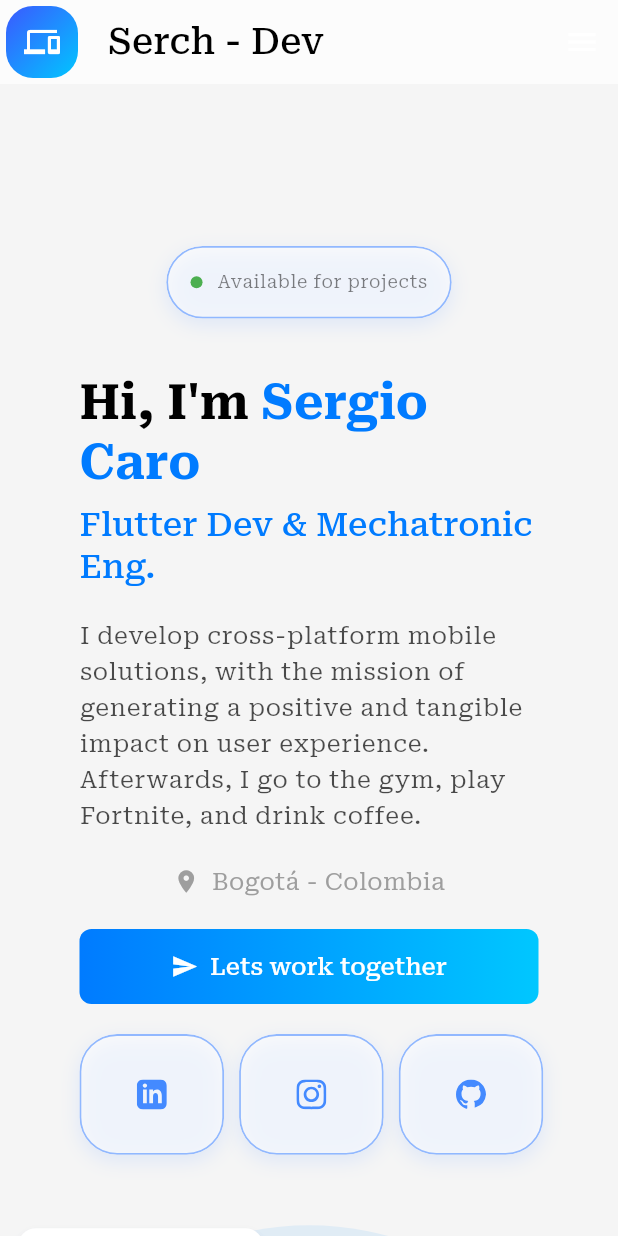
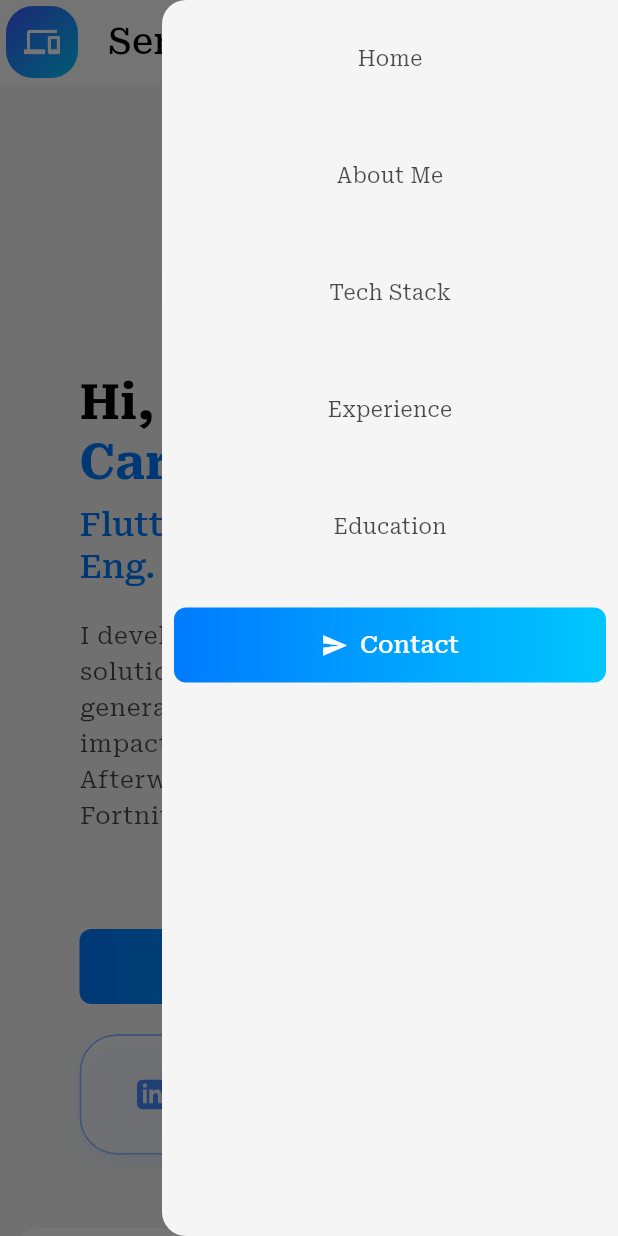
Before and after one commit to sergioc12r/sergio_web, a Flutter app: the screen it shows after launch, with the side drawer open (before the commit the screen has no drawer), on a phone screen of 412 x 824 dp. Run offline on Flutter 3.47's test engine with Material 3 defaults, Android fonts, the phone set to English and light mode, and no system bars; our stand-ins replace cloud_firestore, firebase_core, flutter_riverpod, flutter_svg, lottie; accounts and stored records are empty; generated files the repository leaves out were written again; network calls fail; project files that could hold a hidden picture were left out.

Commit message:
[Drawer] - Add Drawer Menu and options

```diff
--- /dev/null
+++ b/lib/app_bar/cu_drawer_menu.dart
@@ -0,0 +1,23 @@
+import 'package:flutter/material.dart';
+import 'package:sergio_web/app_bar/model/app_bar_action_model.dart';
+
+class CUDrawerMenu extends StatelessWidget {
+  const CUDrawerMenu({super.key, required this.actions});
+
+  final List<AppBarActionModel> actions;
+
+  @override
+  Widget build(BuildContext context) {
+    return Drawer(
+      child: ListView(
+        padding: EdgeInsets.zero,
+        children: List.generate(actions.length, (index){
+          return Padding(
+            padding: const EdgeInsets.symmetric(vertical: 15, horizontal: 8),
+            child: actions.elementAt(index).child,
+          );
+        }),
+      ),
+    );
+  }
+}
--- /dev/null
+++ b/lib/app_bar/model/app_bar_action_model.dart
@@ -0,0 +1,9 @@
+import 'package:flutter/material.dart';
+
+/// Model to manage app bar action buttons and tap functions
+class AppBarActionModel {
+  final String title;
+  final Widget child;
+
+  const AppBarActionModel({required this.title, required this.child});
+}
--- a/lib/common/widgets/cu_gradient_button.dart
+++ b/lib/common/widgets/cu_gradient_button.dart
@@ -1,7 +1,7 @@
 import 'package:flutter/material.dart';
 
-class CuGradientButton extends StatelessWidget {
-  CuGradientButton({super.key, required this.callback, required this.title});
+class CUGradientButton extends StatelessWidget {
+  CUGradientButton({super.key, required this.callback, required this.title});
 
   final Function() callback;
   final String title;
--- a/lib/contact/ui/send_me_message_form.dart
+++ b/lib/contact/ui/send_me_message_form.dart
@@ -119,7 +119,7 @@ class _SendMeMessageFormState extends State<SendMeMessageForm> {
                     validator: (value) => _validateRequired(value, strings),
                   ),
                   const SizedBox(height: 24),
-                  CuGradientButton(callback: (){
+                  CUGradientButton(callback: (){
                     _submitForm(strings);
                   } , title: strings.contact_form_send_button_label),
                 ],
--- a/lib/home/ui/screen/home_screen.dart
+++ b/lib/home/ui/screen/home_screen.dart
@@ -1,14 +1,20 @@
 import 'dart:async';
 import 'package:flutter/material.dart';
+import 'package:flutter/scheduler.dart';
 import 'package:sergio_web/about_me/ui/about_me_form.dart';
 import 'package:sergio_web/app_bar/cu_app_bar.dart';
+import 'package:sergio_web/app_bar/cu_drawer_menu.dart';
+import 'package:sergio_web/app_bar/model/app_bar_action_model.dart';
+import 'package:sergio_web/common/widgets/cu_gradient_button.dart';
 import 'package:sergio_web/common/widgets/cu_reveal_animation.dart';
+import 'package:sergio_web/common/widgets/cu_transparent_button.dart';
 import 'package:sergio_web/contact/ui/contact_me_form.dart';
 import 'package:sergio_web/education/ui/education_form.dart';
 import 'package:sergio_web/experience/ui/experience_form.dart';
 import 'package:sergio_web/footer/ui/footer.dart';
 import 'package:sergio_web/profile/ui/profile_form.dart';
 import 'package:sergio_web/tech_stack/ui/tech_stack_form.dart';
+import 'package:flutter_gen/gen_l10n/app_localizations.dart';
 
 class HomeScreen extends StatefulWidget {
   const HomeScreen({super.key});
@@ -31,6 +37,9 @@ class _HomeScreenState extends State<HomeScreen> {
   final GlobalKey _experienceKey = GlobalKey();
   final GlobalKey _educationKey = GlobalKey();
   final GlobalKey _contactKey = GlobalKey();
+
+  /// double size to change the appBar
+  final double _appBarSize = 800.0;
 
   @override
   void initState() {
@@ -56,6 +65,10 @@ class _HomeScreenState extends State<HomeScreen> {
   @override
   Widget build(BuildContext context) {
     const double spacing = 100;
+    final screenWidth = MediaQuery.of(context).size.width;
+    final isLargeScreen = screenWidth >= _appBarSize;
+    final strings = AppLocalizations.of(context)!;
+
     return Scaffold(
       body: NotificationListener<ScrollNotification>(
         onNotification: _handleScrollNotification,
@@ -63,7 +76,10 @@ class _HomeScreenState extends State<HomeScreen> {
           scrollDirection: Axis.vertical,
           controller: _scrollController,
           slivers: <Widget>[
-            CUAppBar(),
+            CUAppBar(
+              largeScreen: isLargeScreen,
+              actionItems: _mapItems(strings,false),
+            ),
             const SliverToBoxAdapter(
               child: SizedBox(height: spacing),
             ),
@@ -86,7 +102,7 @@ class _HomeScreenState extends State<HomeScreen> {
                 child: RevealAnimator(
                     widgetKey: _aboutMeKey,
                     scrollStream: _scrollStreamController.stream,
-                    revealOffset: MediaQuery.of(context).size.height * 0.8,
+                    revealOffset: MediaQuery.of(context).size.height * 0.9,
                     child: AboutMeForm()),
               ),
             ),
@@ -100,7 +116,7 @@ class _HomeScreenState extends State<HomeScreen> {
                 child: RevealAnimator(
                     widgetKey: _textStackKey,
                     scrollStream: _scrollStreamController.stream,
-                    revealOffset: MediaQuery.of(context).size.height * 0.8,
+                    revealOffset: MediaQuery.of(context).size.height * 0.9,
                     child: TextStackForm()),
               ),
             ),
@@ -114,7 +130,7 @@ class _HomeScreenState extends State<HomeScreen> {
                 child: RevealAnimator(
                     widgetKey: _experienceKey,
                     scrollStream: _scrollStreamController.stream,
-                    revealOffset: MediaQuery.of(context).size.height * 0.8,
+                    revealOffset: MediaQuery.of(context).size.height * 0.9,
                     child: ExperienceForm()),
               ),
             ),
@@ -128,7 +144,7 @@ class _HomeScreenState extends State<HomeScreen> {
                 child: RevealAnimator(
                     widgetKey: _educationKey,
                     scrollStream: _scrollStreamController.stream,
-                    revealOffset: MediaQuery.of(context).size.height * 0.8,
+                    revealOffset: MediaQuery.of(context).size.height * 0.9,
                     child: EducationForm()),
               ),
             ),
@@ -142,7 +158,7 @@ class _HomeScreenState extends State<HomeScreen> {
                 child: RevealAnimator(
                     widgetKey: _contactKey,
                     scrollStream: _scrollStreamController.stream,
-                    revealOffset: MediaQuery.of(context).size.height * 0.8,
+                    revealOffset: MediaQuery.of(context).size.height * 0.9,
                     child: ContactMeForm()),
               ),
             ),
@@ -155,6 +171,12 @@ class _HomeScreenState extends State<HomeScreen> {
           ],
         ),
       ),
+      endDrawer: isLargeScreen
+          ? null
+          : CUDrawerMenu(
+              actions: _mapItems(strings, true),
+            ),
+      endDrawerEnableOpenDragGesture: !isLargeScreen,
     );
   }
 
@@ -174,7 +196,7 @@ class _HomeScreenState extends State<HomeScreen> {
 
     /// Get the scrollable render box
     final RenderBox scrollableRenderBox =
-        scrollableState.context.findRenderObject() as RenderBox;
+    scrollableState.context.findRenderObject() as RenderBox;
 
     /// Get global position in the scroll
     final Offset position = renderBox.localToGlobal(
@@ -182,11 +204,72 @@ class _HomeScreenState extends State<HomeScreen> {
       ancestor: scrollableRenderBox,
     );
 
+    /// calculate the offset
+    final double targetOffset = position.dy + _scrollController.offset;
+
     /// animate scroll
     _scrollController.animateTo(
-      position.dy,
+      targetOffset,
       duration: const Duration(milliseconds: 500),
       curve: Curves.easeInOut,
-    );
+    ).then((_){
+      SchedulerBinding.instance.addPostFrameCallback((_) {
+        debugPrint('loaded');
+      });
+    });
+  }
+
+  List<AppBarActionModel> _mapItems(AppLocalizations strings, bool withCloseDrawer) {
+    List<AppBarActionModel> items = [];
+    items.add(_buildBasicItem(
+        strings.profile_simple_title, () => _animateScroll(_profileKey),withCloseDrawer));
+    items.add(_buildBasicItem(
+        strings.about_me_title, () => _animateScroll(_aboutMeKey),withCloseDrawer));
+    items.add(_buildBasicItem(
+        strings.tech_stack_title, () => _animateScroll(_textStackKey),withCloseDrawer));
+    items.add(_buildBasicItem(
+        strings.simple_experience_title, () => _animateScroll(_experienceKey),withCloseDrawer));
+    items.add(_buildBasicItem(
+        strings.simple_education_title, () => _animateScroll(_educationKey),withCloseDrawer));
+    items.add(_buildButtonItem(
+        strings.simple_contact_title, () => _animateScroll(_contactKey),withCloseDrawer));
+    return items;
+  }
+
+  AppBarActionModel _buildBasicItem(String title, Function() onTap, bool withCloseDrawer) {
+    return AppBarActionModel(
+        title: title,
+        child: Builder(
+          builder: (innerContext) {
+            return CUTransparentButton(
+                onTap: (){
+                  onTap();
+                  if(withCloseDrawer){
+                    Scaffold.of(innerContext).closeEndDrawer();
+                  }
+                },
+                child: Padding(
+                  padding: const EdgeInsets.symmetric(horizontal: 8),
+                  child: Text(title, style: Theme.of(context).textTheme.bodyMedium),
+                ));
+          }
+        ));
+  }
+
+  AppBarActionModel _buildButtonItem(String title, Function() onTap,bool withCloseDrawer) {
+    return AppBarActionModel(
+        title: title,
+        child: Builder(
+          builder: (innerContext) {
+            return Container(
+                constraints: BoxConstraints(maxWidth: 140),
+                child: CUGradientButton(callback: (){
+                  onTap();
+                  if(withCloseDrawer){
+                    Scaffold.of(innerContext).closeEndDrawer();
+                  }
+                }, title: title));
+          }
+        ));
   }
 }
--- a/lib/l10n/app_en.arb
+++ b/lib/l10n/app_en.arb
@@ -18,6 +18,7 @@
   "profile_subtitle" : "Flutter Dev & Mechatronic Eng.",
   "profile_description" : "I develop cross-platform mobile solutions, with the mission of generating a positive and tangible impact on user experience. Afterwards, I go to the gym, play Fortnite, and drink coffee.",
   "profile_button" : "Lets work together",
+  "profile_simple_title" : "Home",
 
   "footer_title" : "Flutter Developer",
   "footer_final_text" : "© 2025 By Sergio Caro, Made with 💗 and Flutter",
@@ -26,15 +27,20 @@
   "footer_location" : "Bogotá, Colombia",
 
   "experience_title" : "Work Experience",
+  "simple_experience_title" : "Experience",
   "experience_subtitle" : "My experience in mobile development",
   "experience_current" : "Current",
 
+  "about_me_title" : "About Me",
+
   "education_title" : "Education and Certificates",
+  "simple_education_title" : "Education",
   "education_subtitle" : "Academic education and continuous learning",
 
   "tech_stack_title" : "Tech Stack",
 
   "contact_title" : "Do you have a project?",
+  "simple_contact_title" : "Contact",
   "contact_sub_title" : "I'm available for freelance projects and collaborations. Let's talk!",
   "contact_info_title" : "Contact Information",
   "contact_info_email" : "Email",
--- a/lib/l10n/app_es.arb
+++ b/lib/l10n/app_es.arb
@@ -18,6 +18,7 @@
   "profile_subtitle" : "Flutter Dev & Ingeniero Mecatrónico",
   "profile_description" : "Desarrollo soluciones móviles multiplataforma, con la misión de generar un impacto positivo y tangible en la experiencia de los usuarios. Luego voy al gym, juego Fortnite y tomo cafe.",
   "profile_button" : "Trabajemos Juntos",
+  "profile_simple_title" : "Inicio",
 
   "footer_title" : "Desarrollador Flutter",
   "footer_final_text" : "© 2025 By Sergio Caro, Hecho con 💗 y Flutter",
@@ -26,15 +27,20 @@
   "footer_location" : "Bogotá, Colombia",
 
   "experience_title" : "Experiencia Laboral",
+  "simple_experience_title" : "Experiencia",
   "experience_subtitle" : "Mi trayectoria profesional en el desarrollo móvil",
   "experience_current" : "Actual",
 
+  "about_me_title" : "Sobre Mi",
+
   "education_title" : "Educación y Certificaciones",
+  "simple_education_title" : "Educación",
   "education_subtitle" : "Formación académica y aprendizaje continuo",
 
   "tech_stack_title" : "Stack Tecnológico",
 
   "contact_title" : "¿Tienes un Proyecto?",
+  "simple_contact_title" : "Contacto",
   "contact_sub_title" : "Estoy disponible para proyectos freelance y colaboraciones. ¡Hablemos!",
   "contact_info_title" : "Información de Contacto",
   "contact_info_email" : "Email",
--- a/lib/profile/ui/header_info.dart
+++ b/lib/profile/ui/header_info.dart
@@ -62,7 +62,7 @@ class HeaderInfo extends StatelessWidget {
               ],
             ),
             const SizedBox(height: 20),
-            CuGradientButton(
+            CUGradientButton(
                 callback: () {
                   scrollToContact();
                 },
```
Also changed, not shown: lib/app_bar/cu_app_bar.dart (+22 -7 lines).
